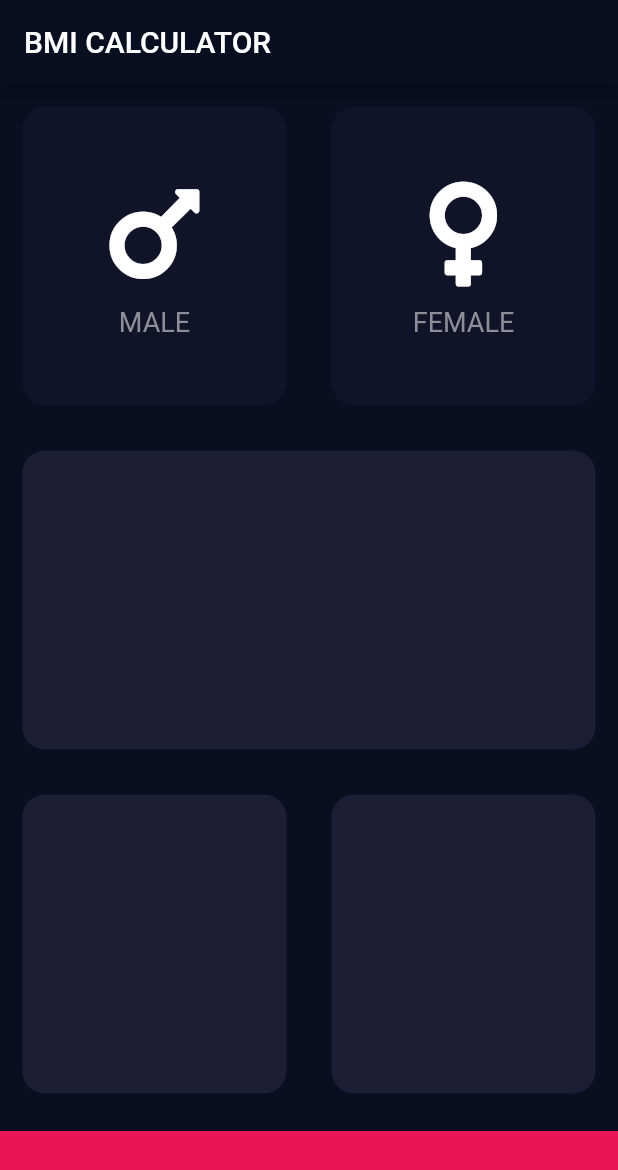
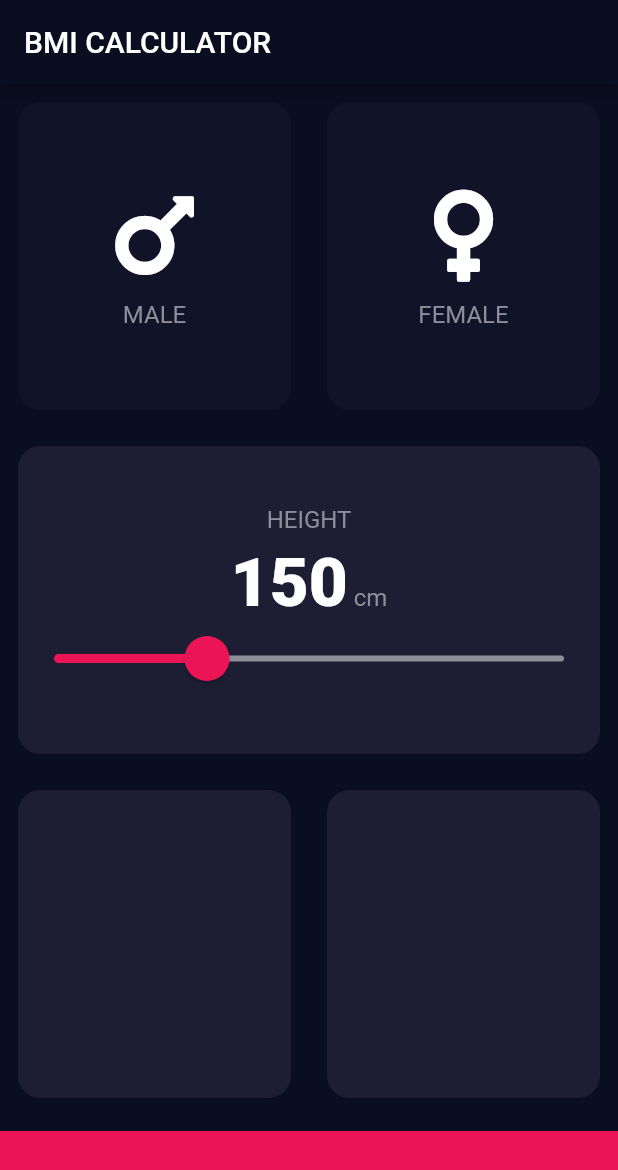
Before and after one commit to NoobSaiyan/BMI_Calculator, a Flutter app: the screen it shows after launch, on a phone screen of 412 x 824 dp. Shown: the top 1170 px of the screen. Run offline on Flutter 3.47's test engine with Material 2 defaults, Android fonts, the phone set to English and light mode, and no system bars; our stand-ins replace font_awesome_flutter.

Commit message:
added slider

```diff
--- /dev/null
+++ b/lib/constants.dart
@@ -0,0 +1,9 @@
+import 'package:flutter/material.dart';
+
+
+const activeCardBackground = Color(0xFF1D1E33);
+const inactiveCardBackground = Color(0xFF111328);
+const accentColor = Color(0xFFEB1555);
+
+const labelStyle = TextStyle(fontSize: 16.0, color: Color(0xFF8D8E98));
+const numberStyle = TextStyle(fontSize: 45.0, fontWeight: FontWeight.w900);
--- a/lib/gender_content.dart
+++ b/lib/gender_content.dart
@@ -1,6 +1,5 @@
 import 'package:flutter/material.dart';
-
-const labelStyle = TextStyle(fontSize: 18.0, color: Color(0xFF8D8E98));
+import 'constants.dart';
 
 class GenderContent extends StatelessWidget {
   GenderContent({this.icon, this.label});
@@ -11,7 +10,7 @@ class GenderContent extends StatelessWidget {
     return Column(
       mainAxisAlignment: MainAxisAlignment.center,
       children: [
-        Icon(icon, size: 80.0),
+        Icon(icon, size: 70.0),
         SizedBox(height: 8.0),
         Text(label, style: labelStyle)
       ],
--- a/lib/input_page.dart
+++ b/lib/input_page.dart
@@ -1,22 +1,19 @@
+import 'package:flutter/cupertino.dart';
 import 'package:flutter/material.dart';
+import 'constants.dart';
 import 'package:font_awesome_flutter/font_awesome_flutter.dart';
 import 'reusable_card.dart';
 import 'gender_content.dart';
 
-const activeCardBackground = Color(0xFF1D1E33);
-const inactiveCardBackground = Color(0xFF111328);
-const accentColor = Color(0xFFEB1555);
-enum Gender {
-  male,
-  female
-}
+enum Gender { male, female }
+int height = 150;
+
 class InputPage extends StatefulWidget {
   @override
   _InputPageState createState() => _InputPageState();
 }
 
 class _InputPageState extends State<InputPage> {
-
   Gender selectedGender;
 
   @override
@@ -26,17 +23,20 @@ class _InputPageState extends State<InputPage> {
         title: Text('BMI CALCULATOR'),
       ),
       body: Column(
+        crossAxisAlignment: CrossAxisAlignment.stretch,
         children: [
           Expanded(
             child: Row(children: [
               Expanded(
                 child: ReusableCard(
-                  onPress: (){
+                  onPress: () {
                     setState(() {
                       selectedGender = Gender.male;
                     });
                   },
-                  colour: selectedGender == Gender.male ? activeCardBackground : inactiveCardBackground,
+                  colour: selectedGender == Gender.male
+                      ? activeCardBackground
+                      : inactiveCardBackground,
                   cardChild: GenderContent(
                     icon: FontAwesomeIcons.mars,
                     label: 'MALE',
@@ -44,14 +44,15 @@ class _InputPageState extends State<InputPage> {
                 ),
               ),
               Expanded(
-
                 child: ReusableCard(
-                  onPress: (){
+                  onPress: () {
                     setState(() {
                       selectedGender = Gender.female;
                     });
                   },
-                  colour: selectedGender == Gender.female ? activeCardBackground : inactiveCardBackground,
+                  colour: selectedGender == Gender.female
+                      ? activeCardBackground
+                      : inactiveCardBackground,
                   cardChild: GenderContent(
                     icon: FontAwesomeIcons.venus,
                     label: 'FEMALE',
@@ -62,6 +63,48 @@ class _InputPageState extends State<InputPage> {
           ),
           Expanded(
             child: ReusableCard(
+              cardChild: Column(
+                mainAxisAlignment: MainAxisAlignment.center,
+                children: [
+                  Text(
+                    'HEIGHT',
+                    style: labelStyle,
+                  ),
+                  SizedBox(
+                    height: 6.0,
+                  ),
+                  Row(
+                    mainAxisAlignment: MainAxisAlignment.center,
+                    crossAxisAlignment: CrossAxisAlignment.baseline,
+                    textBaseline: TextBaseline.alphabetic,
+                    children: [
+                      Text(
+                        height.toString(),
+                        style: numberStyle,
+                      ),
+                      Text(
+                        ' cm',
+                        style: labelStyle,
+                      )
+                    ],
+                  ),
+                  SliderTheme(
+                      data: SliderTheme.of(context).copyWith(
+                        thumbShape: RoundSliderThumbShape(enabledThumbRadius: 15.0)
+                      ),
+                      child: Slider(
+                          value: height.toDouble(),
+                          min: 120.0,
+                          max: 220.0,
+                          activeColor: Color(0xFFEB1555),
+                          inactiveColor: Color(0xFF8D8E98),
+                          onChanged: (double newValue) {
+                            setState(() {
+                              height = newValue.round();
+                            });
+                          }))
+                ],
+              ),
               colour: activeCardBackground,
             ),
           ),
--- a/lib/reusable_card.dart
+++ b/lib/reusable_card.dart
@@ -13,7 +13,7 @@ class ReusableCard extends StatelessWidget {
       onTap: onPress,
       child: Container(
         child: cardChild,
-        margin: EdgeInsets.all(15.0),
+        margin: EdgeInsets.all(12.0),
         decoration: BoxDecoration(
           color: colour,
           borderRadius: BorderRadius.circular(15.0),
```
